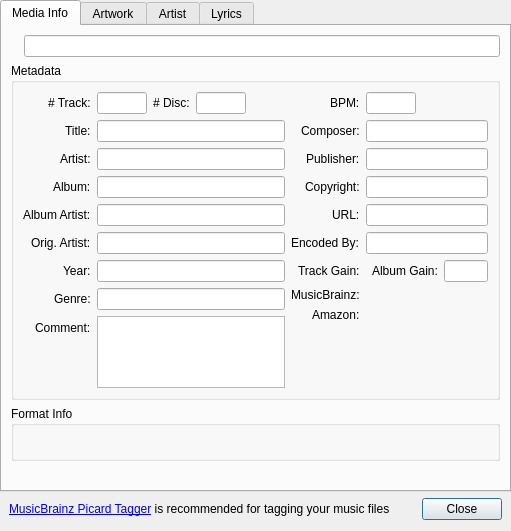
Above: libs/MediaInfoWindow/MediaInfoWindow.ui from tkrotoff/QuarkPlayer before the change. Below: the same form after it.
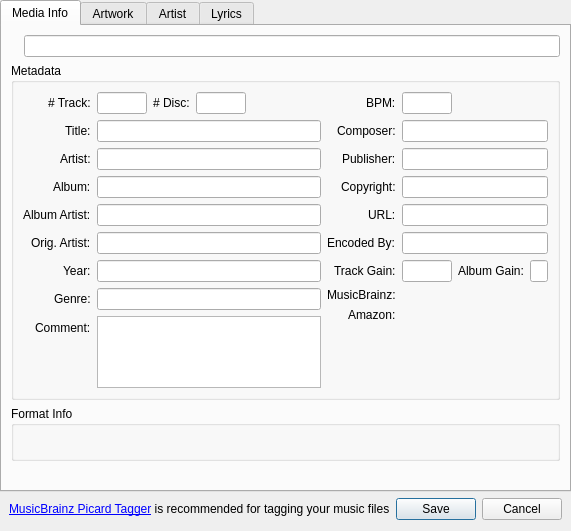
That is the form after the change. Custom widgets are drawn as their Qt base class.

Patch:
```diff
--- a/libs/MediaInfoWindow/MediaInfoWindow.ui
+++ b/libs/MediaInfoWindow/MediaInfoWindow.ui
@@ -6,7 +6,7 @@
    <rect>
     <x>0</x>
     <y>0</y>
-    <width>511</width>
+    <width>525</width>
     <height>502</height>
    </rect>
   </property>
@@ -535,7 +535,7 @@
      <item>
       <widget class="QDialogButtonBox" name="buttonBox">
        <property name="standardButtons">
-        <set>QDialogButtonBox::Close</set>
+        <set>QDialogButtonBox::Cancel|QDialogButtonBox::Save</set>
        </property>
       </widget>
      </item>
```
